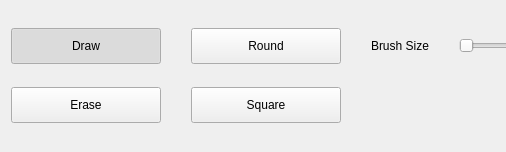
This is Qt/InstaDam/Selector/freeSelect.ui in Vedhus/InstaDam as Qt 5 draws it before an edit; both pictures show x 0 to 506 and y 0 to 152 of the 1421 by 152 pixel window. The edited form follows.
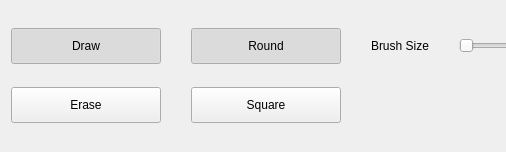
This is the edited form.

The edit to the form file:
```diff
--- a/Qt/InstaDam/Selector/freeSelect.ui
+++ b/Qt/InstaDam/Selector/freeSelect.ui
@@ -125,6 +125,12 @@
      <property name="text">
       <string>Round</string>
      </property>
+     <property name="checkable">
+      <bool>true</bool>
+     </property>
+     <property name="checked">
+      <bool>true</bool>
+     </property>
     </widget>
    </item>
    <item row="0" column="2">
```
Left out of the diff: 3 changed lines with no effect on the pictures.
